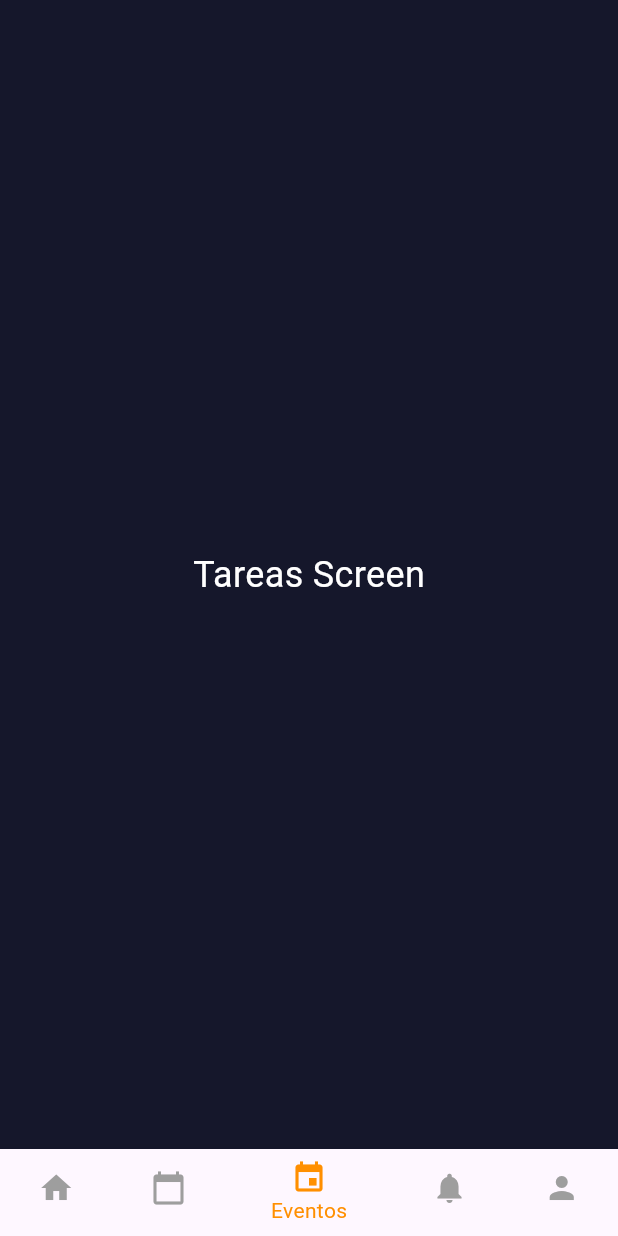
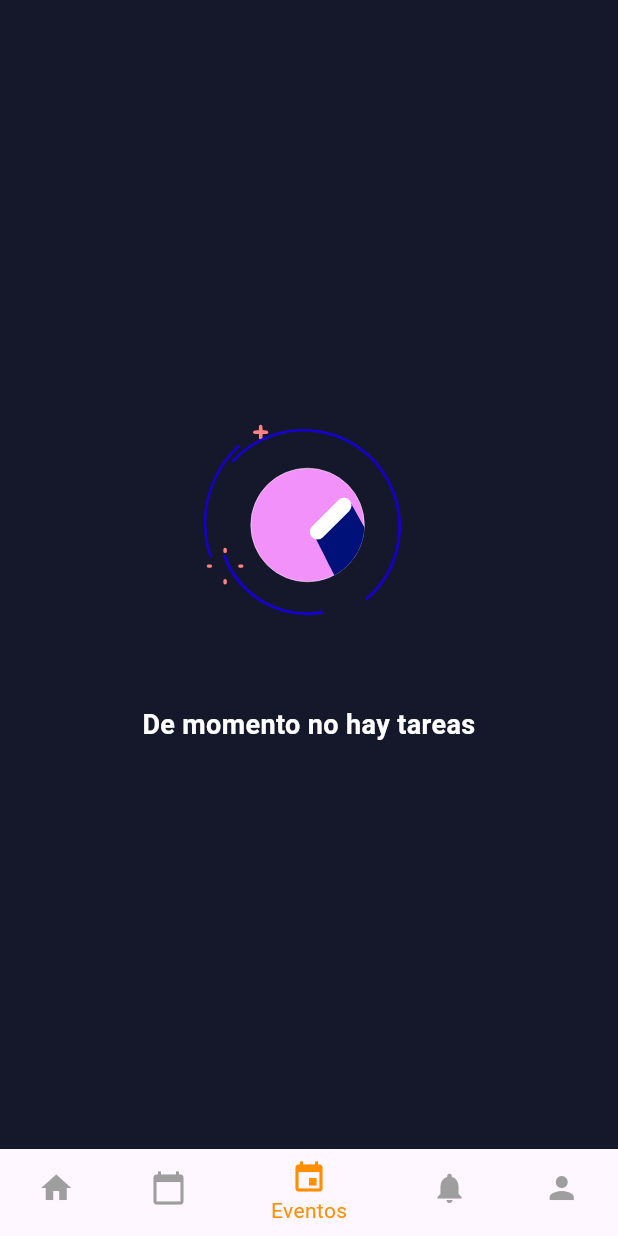
Before and after one commit to Willonlyonexd/MovilSw1Flutter, a Flutter app: the DashboardScreen screen opened by its route, item 3 of the bottom bar chosen, on a phone screen of 412 x 824 dp. Run offline on Flutter 3.47's test engine with Material 3 defaults, Android fonts, the phone set to English and light mode, and no system bars; our stand-ins replace carousel_slider, dio, just_audio, lottie, shared_preferences, table_calendar and 1 more; accounts and stored records are empty; network calls fail; project files that could hold a hidden picture were left out.

Commit message:
ultimo commi XDDt

```diff
--- a/lib/config/api_config.dart
+++ b/lib/config/api_config.dart
@@ -1,6 +1,6 @@
 class ApiConfig {
-  //static const String baseUrl = 'http://10.0.2.2:8069';
-  static const String baseUrl = 'http://3.145.73.151:8069';
+  static const String baseUrl = 'http://10.0.2.2:8069';
+  //static const String baseUrl = 'http://3.145.73.151:8069';
   // Cambia 'localhost' por la IP si es necesario
   static const String loginEndpoint = '/api/auth/login';
   static const String comunicadosEndpoint = '/api/comunicados/general';
--- a/lib/services/whisper_service.dart
+++ b/lib/services/whisper_service.dart
@@ -1,4 +1,4 @@
-// whisper_service.dart
+/* whisper_service.dart
 import 'dart:convert';
 import 'package:http/http.dart' as http;
 
@@ -29,3 +29,4 @@ class WhisperService {
     }
   }
 }
+*/
--- a/lib/views/dashboard_screen.dart
+++ b/lib/views/dashboard_screen.dart
@@ -203,7 +203,7 @@ class _HomeDashboardState extends State<HomeDashboard> {
                 value: materia['progreso'],
                 minHeight: 10,
                 backgroundColor: Colors.grey,
-                color: Colors.yellow,
+                color: Color.fromARGB(255, 17, 205, 219),
               ),
               const SizedBox(height: 10),
             ],
--- a/lib/views/eventos_screen.dart
+++ b/lib/views/eventos_screen.dart
@@ -1,12 +1,36 @@
 import 'package:flutter/material.dart';
+import 'package:lottie/lottie.dart';
 
 class EventosScreen extends StatelessWidget {
   @override
   Widget build(BuildContext context) {
     return Center(
-      child: Text(
-        'Tareas Screen',
-        style: TextStyle(fontSize: 24, color: Colors.white),
+      child: SingleChildScrollView(
+        child: Column(
+          mainAxisAlignment: MainAxisAlignment.center,
+          children: [
+            // Lottie Animation
+            Lottie.asset(
+              'assets/lottie/Tareaslottie.json',
+              width: 200,
+              height: 200,
+              fit: BoxFit.cover,
+            ),
+            // Texto indicando que no hay tareas
+            Padding(
+              padding: const EdgeInsets.all(20.0),
+              child: Text(
+                'De momento no hay tareas',
+                style: TextStyle(
+                  fontSize: 18,
+                  fontWeight: FontWeight.bold,
+                  color: Colors.white,
+                ),
+                textAlign: TextAlign.center,
+              ),
+            ),
+          ],
+        ),
       ),
     );
   }
--- a/lib/views/login_screen.dart
+++ b/lib/views/login_screen.dart
@@ -51,7 +51,7 @@ class _LoginScreenState extends State<LoginScreen> {
                 ),
                 const SizedBox(height: 20),
                 Text(
-                  'Colegio Multicultural Wil',
+                  'Colegio Multicultural',
                   style: TextStyle(
                     color: Colors.white,
                     fontSize: 32,
--- a/lib/widgets/media_list.dart
+++ b/lib/widgets/media_list.dart
@@ -167,7 +167,7 @@ class _MediaListState extends State<MediaList> {
               ),
               TextButton(
                 onPressed: () => _extractAndTranslateText(media.url),
-                child: Text("Extraer y traducir texto"),
+                child: Text("Extraer y traducir texto", style: TextStyle(color: Colors.white)),
               ),
             ],
           );
@@ -184,7 +184,7 @@ class _MediaListState extends State<MediaList> {
               ),
               TextButton(
                 onPressed: () => _transcribeAndTranslateMedia(media.url),
-                child: Text("Transcribir y traducir audio"),
+                child: Text("Transcribir y traducir audio",style: TextStyle(color: Colors.white)),
               ),
             ],
           );
@@ -232,7 +232,7 @@ class _MediaListState extends State<MediaList> {
               ),
               TextButton(
                 onPressed: () => _transcribeAndTranslateMedia(media.url),
-                child: Text("Transcribir y traducir video"),
+                child: Text("Transcribir y traducir video",style: TextStyle(color: Colors.white)),
               ),
             ],
           );
--- a/pubspec.yaml
+++ b/pubspec.yaml
@@ -90,6 +90,8 @@ flutter:
     - assets/lottie/comunicadoPrin3.png
     - assets/lottie/usertop.json
     - assets/lottie/userdown.json
+    - assets/lottie/Tareaslottie.json
+
 
 
   #   - images/a_dot_burr.jpeg
```
Also changed, not shown: assets/lottie/Tareaslottie.json (added, +1 -0 lines).
